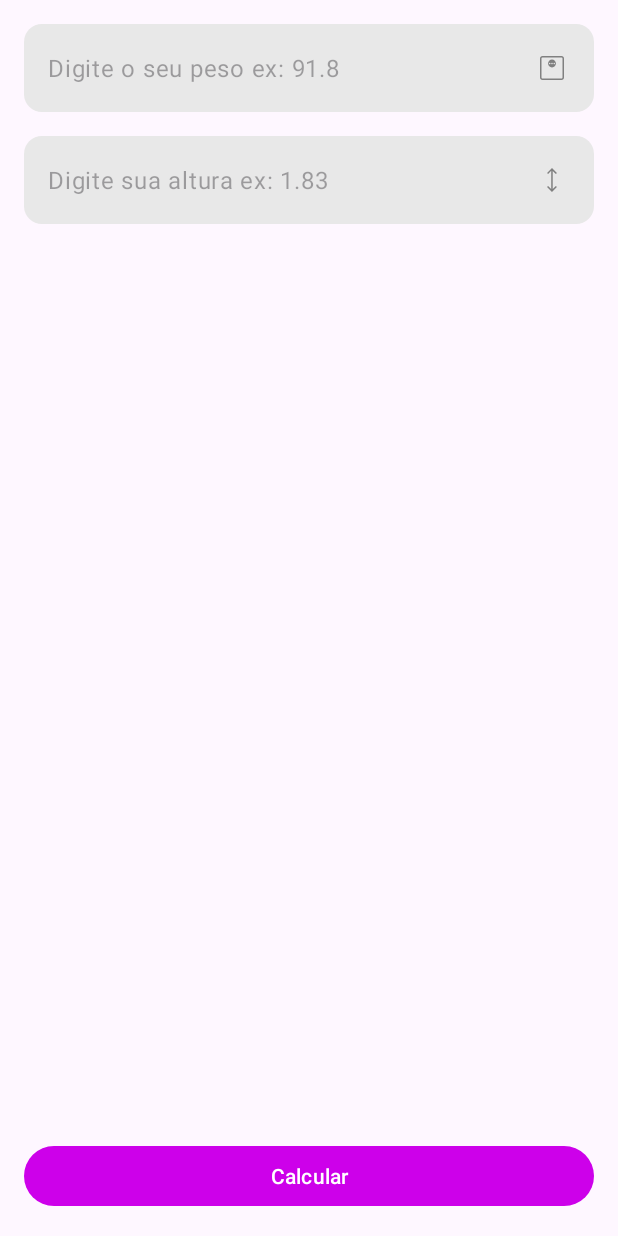
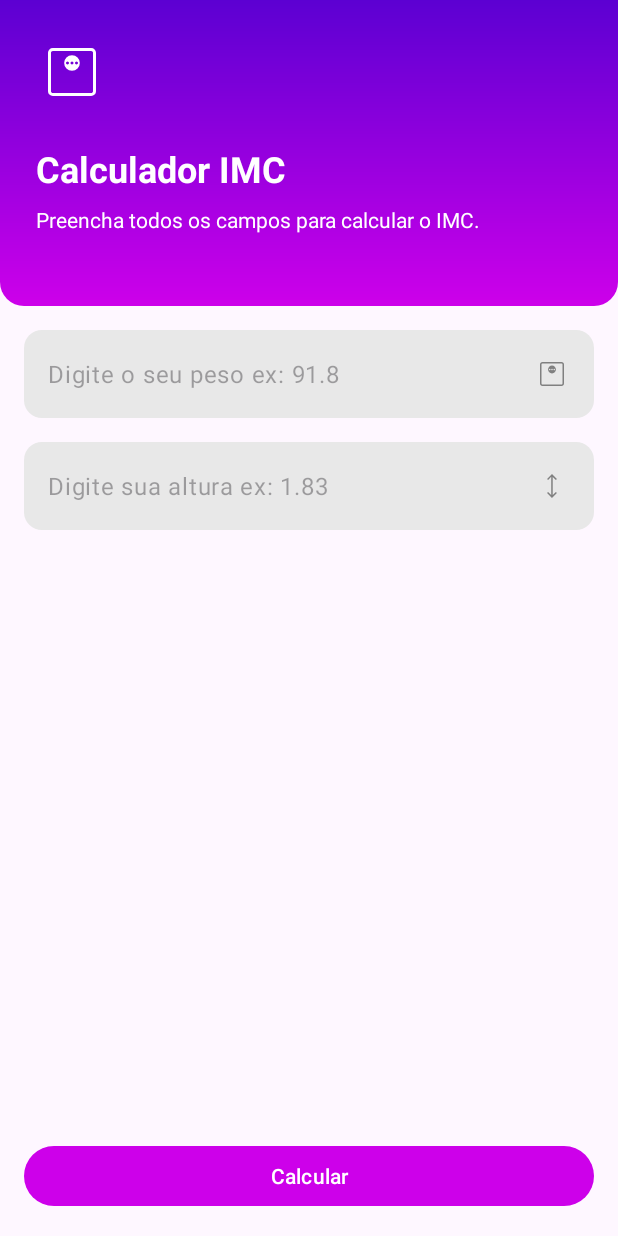
Before and after one commit to ssouzageo/calculadoraimc2, an Android app: the screen it shows after launch (MainActivity), on a phone screen of 412 x 824 dp. Run offline under Robolectric (Android 15) with nearby library versions, the phone set to English and light mode, and no system bars.

Commit message:
Gradiência de cores e descrição na tela inicial.

```diff
--- a/app/src/main/res/layout/activity_main.xml
+++ b/app/src/main/res/layout/activity_main.xml
@@ -5,6 +5,43 @@
     android:layout_width="match_parent"
     android:layout_height="match_parent"
     tools:context=".MainActivity">
+
+    <LinearLayout
+        android:id="@+id/vg_header"
+        android:layout_width="match_parent"
+        android:layout_height="0dp"
+        android:background="@drawable/gradient_bg"
+        android:orientation="vertical"
+        app:layout_constraintEnd_toEndOf="parent"
+        app:layout_constraintStart_toStartOf="parent"
+        app:layout_constraintTop_toTopOf="parent">
+
+        <ImageView
+            android:layout_width="48dp"
+            android:layout_height="48dp"
+            android:layout_margin="24dp"
+            android:src="@drawable/ic_weight"
+            android:tint="@color/white" />
+
+        <TextView
+            android:layout_width="wrap_content"
+            android:layout_height="wrap_content"
+            android:layout_marginStart="24dp"
+            android:text="Calculador IMC"
+            android:textColor="@color/white"
+            android:textStyle="bold"
+            android:textSize="24dp"/>
+
+        <TextView
+            android:layout_width="wrap_content"
+            android:layout_height="wrap_content"
+            android:layout_marginTop="8dp"
+            android:layout_marginStart="24dp"
+            android:layout_marginEnd="24dp"
+            android:layout_marginBottom="48dp"
+            android:textColor="@color/white"
+            android:text="Preencha todos os campos para calcular o IMC."/>
+    </LinearLayout>
 
     <Button
         android:id="@+id/btn_calcular"
@@ -21,20 +58,20 @@
         android:layout_width="match_parent"
         android:layout_height="wrap_content"
         android:layout_margin="16dp"
+        app:hintEnabled="false"
         app:layout_constraintEnd_toEndOf="parent"
         app:layout_constraintStart_toStartOf="parent"
-        app:hintEnabled="false"
-        app:layout_constraintTop_toTopOf="parent">
+        app:layout_constraintTop_toBottomOf="@+id/vg_header">
 
         <com.google.android.material.textfield.TextInputEditText
             android:id="@+id/edtpeso"
             android:layout_width="match_parent"
             android:layout_height="wrap_content"
+            android:background="@drawable/rounded_bg"
             android:drawableEnd="@drawable/ic_weight"
-            android:background="@drawable/rounded_bg"
-            android:maxLength="6"
             android:hint="Digite o seu peso ex: 91.8"
-            android:inputType="numberDecimal" />
+            android:inputType="numberDecimal"
+            android:maxLength="6" />
     </com.google.android.material.textfield.TextInputLayout>
 
     <com.google.android.material.textfield.TextInputLayout
@@ -50,11 +87,11 @@
             android:id="@+id/edtaltura"
             android:layout_width="match_parent"
             android:layout_height="wrap_content"
+            android:background="@drawable/rounded_bg"
+            android:drawableEnd="@drawable/ic_height"
+            android:hint="Digite sua altura ex: 1.83"
             android:inputType="numberDecimal"
-            android:drawableEnd="@drawable/ic_height"
-            android:background="@drawable/rounded_bg"
-            android:maxLength="6"
-            android:hint="Digite sua altura ex: 1.83" />
+            android:maxLength="6" />
     </com.google.android.material.textfield.TextInputLayout>
 
 </androidx.constraintlayout.widget.ConstraintLayout>
```
